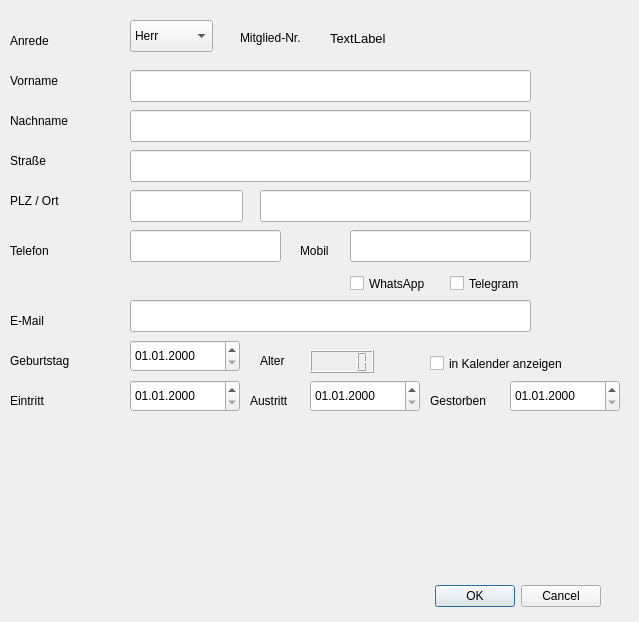
Qt form mfvv/Mitglied.ui (Stedi65/Modellflugvereinsverwaltung) before a commit.
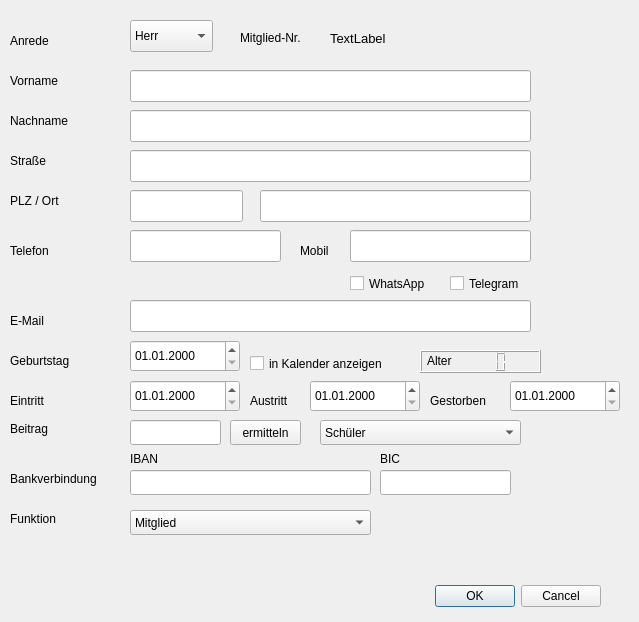
The same form after that commit.

```diff
--- a/mfvv/Mitglied.ui
+++ b/mfvv/Mitglied.ui
@@ -288,7 +288,7 @@
   <widget class="QLabel" name="label_10">
    <property name="geometry">
     <rect>
-     <x>260</x>
+     <x>427</x>
      <y>350</y>
      <width>68</width>
      <height>22</height>
@@ -301,9 +301,9 @@
   <widget class="QCheckBox" name="checkBox_2">
    <property name="geometry">
     <rect>
-     <x>430</x>
+     <x>250</x>
      <y>350</y>
-     <width>191</width>
+     <width>161</width>
      <height>27</height>
     </rect>
    </property>
@@ -317,9 +317,9 @@
   <widget class="QLCDNumber" name="lcdNumber">
    <property name="geometry">
     <rect>
-     <x>310</x>
+     <x>420</x>
      <y>350</y>
-     <width>64</width>
+     <width>121</width>
      <height>23</height>
     </rect>
    </property>
@@ -455,6 +455,207 @@
     <string>Telegram</string>
    </property>
   </widget>
+  <widget class="QLabel" name="label_14">
+   <property name="geometry">
+    <rect>
+     <x>10</x>
+     <y>420</y>
+     <width>67</width>
+     <height>17</height>
+    </rect>
+   </property>
+   <property name="text">
+    <string>Beitrag</string>
+   </property>
+  </widget>
+  <widget class="QLineEdit" name="lE_beitrag">
+   <property name="geometry">
+    <rect>
+     <x>130</x>
+     <y>420</y>
+     <width>91</width>
+     <height>25</height>
+    </rect>
+   </property>
+   <property name="maxLength">
+    <number>8</number>
+   </property>
+  </widget>
+  <widget class="QPushButton" name="btn_beitrag">
+   <property name="geometry">
+    <rect>
+     <x>230</x>
+     <y>420</y>
+     <width>71</width>
+     <height>25</height>
+    </rect>
+   </property>
+   <property name="text">
+    <string>ermitteln</string>
+   </property>
+  </widget>
+  <widget class="QComboBox" name="cb_beitrag_gruppe">
+   <property name="geometry">
+    <rect>
+     <x>320</x>
+     <y>420</y>
+     <width>201</width>
+     <height>25</height>
+    </rect>
+   </property>
+   <item>
+    <property name="text">
+     <string>Schüler</string>
+    </property>
+   </item>
+   <item>
+    <property name="text">
+     <string>Rentner</string>
+    </property>
+   </item>
+   <item>
+    <property name="text">
+     <string>Erwachsener</string>
+    </property>
+   </item>
+  </widget>
+  <widget class="QLabel" name="label_15">
+   <property name="geometry">
+    <rect>
+     <x>10</x>
+     <y>470</y>
+     <width>111</width>
+     <height>17</height>
+    </rect>
+   </property>
+   <property name="text">
+    <string>Bankverbindung</string>
+   </property>
+  </widget>
+  <widget class="QLineEdit" name="lE_iban">
+   <property name="geometry">
+    <rect>
+     <x>130</x>
+     <y>470</y>
+     <width>241</width>
+     <height>25</height>
+    </rect>
+   </property>
+  </widget>
+  <widget class="QLabel" name="label_16">
+   <property name="geometry">
+    <rect>
+     <x>130</x>
+     <y>450</y>
+     <width>67</width>
+     <height>17</height>
+    </rect>
+   </property>
+   <property name="text">
+    <string>IBAN</string>
+   </property>
+  </widget>
+  <widget class="QLabel" name="label_17">
+   <property name="geometry">
+    <rect>
+     <x>380</x>
+     <y>450</y>
+     <width>67</width>
+     <height>17</height>
+    </rect>
+   </property>
+   <property name="text">
+    <string>BIC</string>
+   </property>
+  </widget>
+  <widget class="QLineEdit" name="LE_bic">
+   <property name="geometry">
+    <rect>
+     <x>380</x>
+     <y>470</y>
+     <width>131</width>
+     <height>25</height>
+    </rect>
+   </property>
+  </widget>
+  <widget class="QLabel" name="label_18">
+   <property name="geometry">
+    <rect>
+     <x>10</x>
+     <y>510</y>
+     <width>67</width>
+     <height>17</height>
+    </rect>
+   </property>
+   <property name="text">
+    <string>Funktion</string>
+   </property>
+  </widget>
+  <widget class="QComboBox" name="cB_funktion">
+   <property name="geometry">
+    <rect>
+     <x>130</x>
+     <y>510</y>
+     <width>241</width>
+     <height>25</height>
+    </rect>
+   </property>
+   <item>
+    <property name="text">
+     <string>Mitglied</string>
+    </property>
+   </item>
+   <item>
+    <property name="text">
+     <string>1. Vorsitzender</string>
+    </property>
+   </item>
+   <item>
+    <property name="text">
+     <string>2. Vorsitzender</string>
+    </property>
+   </item>
+   <item>
+    <property name="text">
+     <string>1. Kassierer</string>
+    </property>
+   </item>
+   <item>
+    <property name="text">
+     <string>2. Kassierer</string>
+    </property>
+   </item>
+   <item>
+    <property name="text">
+     <string>1. Kassenprüfer</string>
+    </property>
+   </item>
+   <item>
+    <property name="text">
+     <string>2. Kassenprüfer</string>
+    </property>
+   </item>
+   <item>
+    <property name="text">
+     <string>Platzwart</string>
+    </property>
+   </item>
+   <item>
+    <property name="text">
+     <string>Flugleiter</string>
+    </property>
+   </item>
+   <item>
+    <property name="text">
+     <string>Jugendleiter</string>
+    </property>
+   </item>
+   <item>
+    <property name="text">
+     <string>Datenschutzbeauftragter</string>
+    </property>
+   </item>
+  </widget>
  </widget>
  <resources/>
  <connections>
```
Left out of the diff: 14 changed lines with no effect on the pictures.
